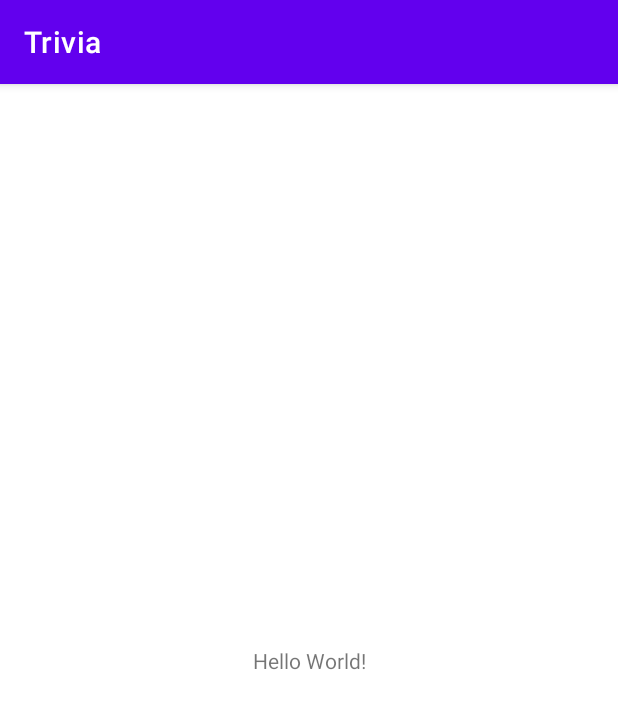
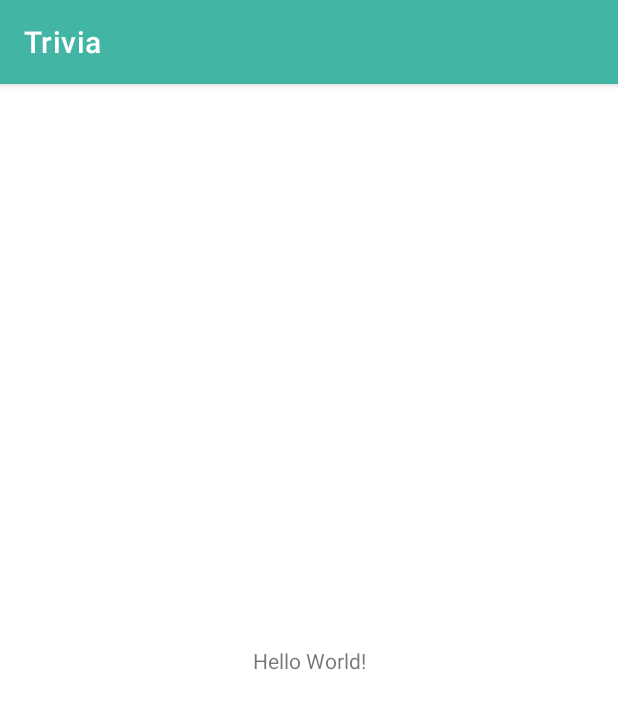
Before and after one commit to AndreaBorg217/CIS2208-Assignment, an Android app: the screen it shows after launch (MainActivity), on a phone screen of 412 x 824 dp. Shown: the top 709 px of the screen. Run offline under Robolectric (Android 15) with nearby library versions, the phone set to English and light mode, and no system bars.

Commit message:
Added colours

```diff
--- a/app/src/main/res/values/colors.xml
+++ b/app/src/main/res/values/colors.xml
@@ -5,6 +5,12 @@
     <color name="purple_700">#FF3700B3</color>
     <color name="teal_200">#FF03DAC5</color>
     <color name="teal_700">#FF018786</color>
+
+    <color name="blue">#608AF5</color>
+    <color name="lilac">#608AF5</color>
+    <color name="yellow">#FBDD5F</color>
+    <color name="light_teal">#42B5A4</color>
+    <color name="dark_teal">#18A08A</color>
     <color name="black">#FF000000</color>
     <color name="white">#FFFFFFFF</color>
 </resources>
--- a/app/src/main/res/values/themes.xml
+++ b/app/src/main/res/values/themes.xml
@@ -2,15 +2,15 @@
     <!-- Base application theme. -->
     <style name="Theme.CIS2208_Assignment" parent="Theme.MaterialComponents.DayNight.DarkActionBar">
         <!-- Primary brand color. -->
-        <item name="colorPrimary">@color/purple_500</item>
-        <item name="colorPrimaryVariant">@color/purple_700</item>
+        <item name="colorPrimary">@color/light_teal</item>
+        <item name="colorPrimaryVariant">@color/dark_teal</item>
         <item name="colorOnPrimary">@color/white</item>
         <!-- Secondary brand color. -->
-        <item name="colorSecondary">@color/teal_200</item>
-        <item name="colorSecondaryVariant">@color/teal_700</item>
-        <item name="colorOnSecondary">@color/black</item>
+        <item name="colorSecondary">@color/blue</item>
+        <item name="colorSecondaryVariant">@color/lilac</item>
+        <item name="colorOnSecondary">@color/white</item>
         <!-- Status bar color. -->
-        <item name="android:statusBarColor">?attr/colorPrimaryVariant</item>
+        <item name="android:statusBarColor">@color/dark_teal</item>
         <!-- Customize your theme here. -->
     </style>
 </resources>
```
